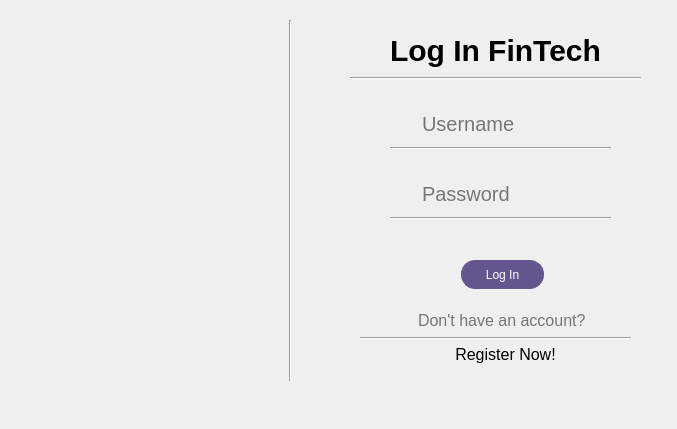
Before: the Qt Designer form FinTech/mainwindow.ui in codingburgas/finance-challenge-fintech, drawn with Qt 5.
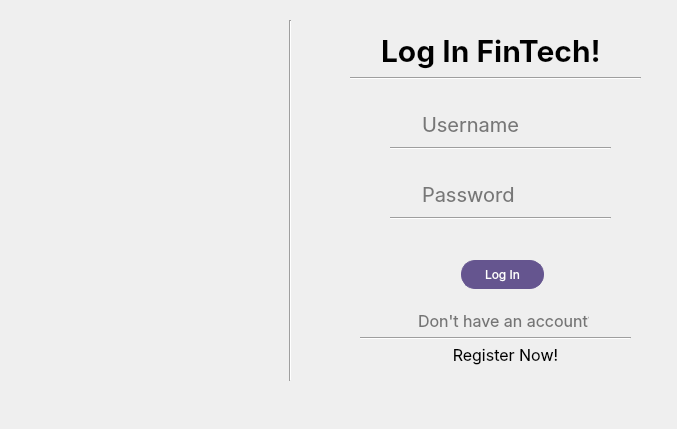
After: the same form once the commit is applied. Icons and pictures are not drawn.

Patch:
```diff
--- a/FinTech/mainwindow.ui
+++ b/FinTech/mainwindow.ui
@@ -107,21 +107,23 @@
    <widget class="QLabel" name="label">
     <property name="geometry">
      <rect>
-      <x>390</x>
+      <x>381</x>
       <y>30</y>
-      <width>211</width>
+      <width>231</width>
       <height>41</height>
      </rect>
     </property>
     <property name="font">
      <font>
+      <family>inter</family>
       <pointsize>-1</pointsize>
       <bold>true</bold>
      </font>
     </property>
     <property name="styleSheet">
      <string notr="true">font-size: 30px;
-color: black;</string>
+color: black;
+font-family:inter;</string>
     </property>
     <property name="text">
      <string>Log In FinTech!</string>
@@ -144,7 +146,8 @@
     border-radius: 14px;              
     border: 1px solid #65558F;         
     background-color: #65558F;   
-    color: white;                     
+    color: white;                
+	font-family:inter;     
 }
 
 QPushButton:checked {
@@ -189,11 +192,13 @@
     </property>
     <property name="font">
      <font>
+      <family>inter</family>
       <pointsize>12</pointsize>
      </font>
     </property>
     <property name="styleSheet">
-     <string notr="true">color:#757575;</string>
+     <string notr="true">color:#757575;
+font-family:inter;</string>
     </property>
     <property name="text">
      <string>Don't have an account?</string>
@@ -217,14 +222,15 @@
      <rect>
       <x>420</x>
       <y>110</y>
-      <width>113</width>
+      <width>191</width>
       <height>28</height>
      </rect>
     </property>
     <property name="styleSheet">
      <string notr="true">background: transparent;
 border: none;
-font-size: 20px;</string>
+font-size: 20px;
+font-family:inter;</string>
     </property>
     <property name="placeholderText">
      <string>Username</string>
@@ -235,7 +241,7 @@
      <rect>
       <x>420</x>
       <y>180</y>
-      <width>113</width>
+      <width>191</width>
       <height>28</height>
      </rect>
     </property>
@@ -243,7 +249,7 @@
      <string notr="true">background: transparent;
 border: none;
 font-size: 20px;
-</string>
+font-family:inter;</string>
     </property>
     <property name="text">
      <string/>
@@ -263,6 +269,7 @@
     </property>
     <property name="font">
      <font>
+      <family>inter</family>
       <pointsize>-1</pointsize>
      </font>
     </property>
@@ -274,6 +281,7 @@
 border: none;
 font-size: 16px;
 color: black;
+font-family:inter;
 </string>
     </property>
     <property name="text">
```
